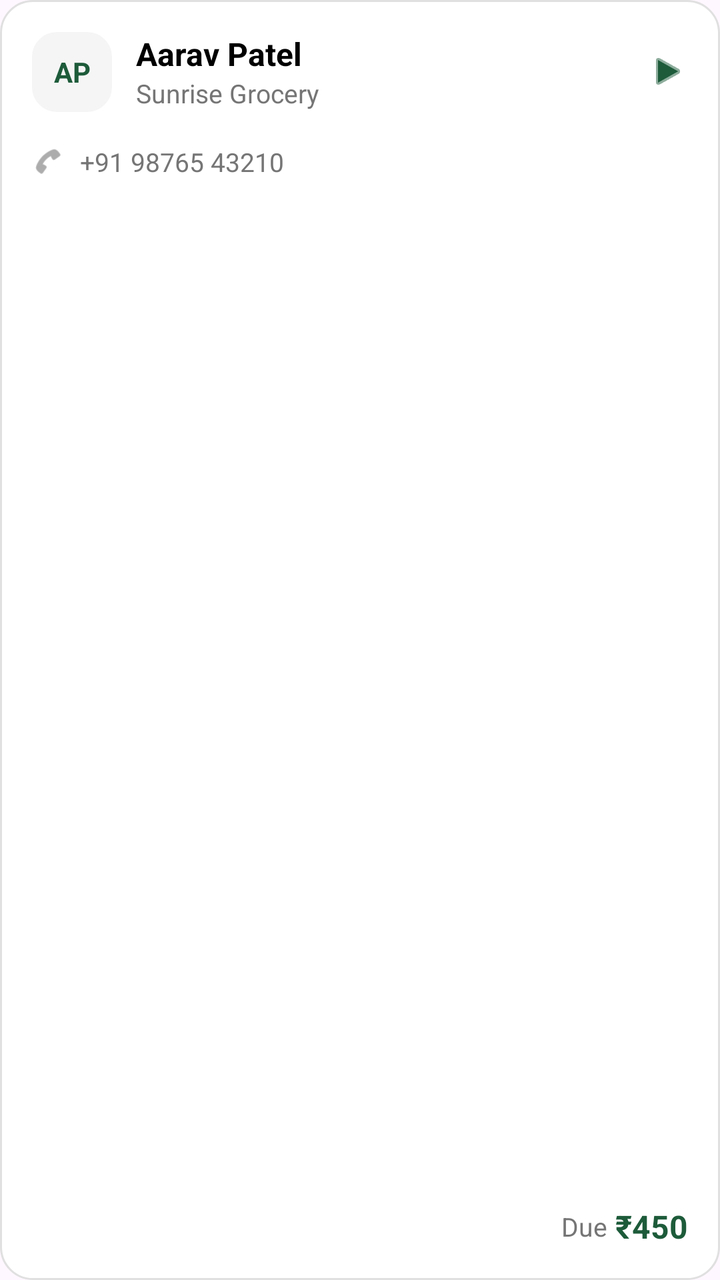
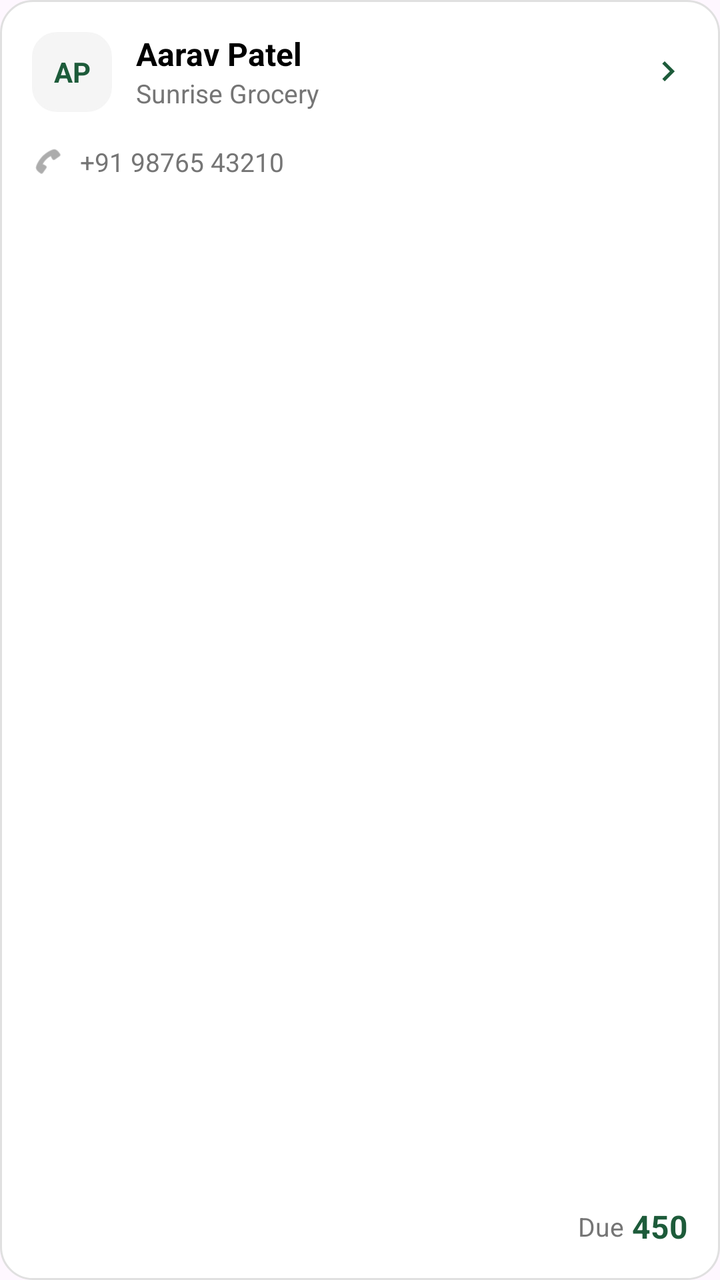

Before-and-after screenshots of an Android layout around one commit, followed by the original layout XML and the change that was made.
<!-- AndroidManifest.xml: application theme Theme.BakeDashTest -->
<!-- res/layout/item_customer_row.xml -->
<?xml version="1.0" encoding="utf-8"?>
<androidx.constraintlayout.widget.ConstraintLayout xmlns:android="http://schemas.android.com/apk/res/android"
    xmlns:app="http://schemas.android.com/apk/res-auto"
    xmlns:tools="http://schemas.android.com/tools"
    android:id="@+id/customerCard"
    android:layout_width="match_parent"
    android:layout_height="wrap_content"
    android:layout_marginBottom="12dp"
    android:background="@drawable/bg_customer_card_white"
    android:padding="16dp">

    <TextView
        android:id="@+id/customerAvatar"
        android:layout_width="40dp"
        android:layout_height="40dp"
        android:background="@drawable/bg_search"
        android:backgroundTint="#F5F5F5"
        android:gravity="center"
        android:text="AP"
        android:textColor="@color/primary_green"
        android:textSize="14sp"
        android:textStyle="bold"
        app:layout_constraintStart_toStartOf="parent"
        app:layout_constraintTop_toTopOf="parent" />

    <TextView
        android:id="@+id/customerName"
        android:layout_width="0dp"
        android:layout_height="wrap_content"
        android:layout_marginStart="12dp"
        android:text="Aarav Patel"
        android:textColor="@color/black"
        android:textSize="16sp"
        android:textStyle="bold"
        app:layout_constraintEnd_toStartOf="@+id/arrowIcon"
        app:layout_constraintStart_toEndOf="@id/customerAvatar"
        app:layout_constraintTop_toTopOf="@id/customerAvatar" />

    <TextView
        android:id="@+id/storeName"
        android:layout_width="0dp"
        android:layout_height="wrap_content"
        android:text="Sunrise Grocery"
        android:textColor="@color/text_grey"
        android:textSize="13sp"
        app:layout_constraintEnd_toStartOf="@+id/arrowIcon"
        app:layout_constraintStart_toStartOf="@id/customerName"
        app:layout_constraintTop_toBottomOf="@id/customerName" />

    <ImageView
        android:id="@+id/arrowIcon"
        android:layout_width="20dp"
        android:layout_height="20dp"
        android:src="@android:drawable/ic_media_play"
        app:layout_constraintBottom_toBottomOf="@id/storeName"
        app:layout_constraintEnd_toEndOf="parent"
        app:layout_constraintTop_toTopOf="@id/customerName"
        app:tint="@color/primary_green" />

    <LinearLayout
        android:layout_width="wrap_content"
        android:layout_height="wrap_content"
        android:layout_marginTop="16dp"
        android:gravity="center_vertical"
        android:orientation="horizontal"
        app:layout_constraintStart_toStartOf="parent"
        app:layout_constraintTop_toBottomOf="@id/customerAvatar">

        <ImageView
            android:layout_width="16dp"
            android:layout_height="16dp"
            android:src="@android:drawable/ic_menu_call"
            app:tint="@color/text_grey" />

        <TextView
            android:id="@+id/phoneNumber"
            android:layout_width="wrap_content"
            android:layout_height="wrap_content"
            android:layout_marginStart="8dp"
            android:text="+91 98765 43210"
            android:textColor="@color/text_grey"
            android:textSize="13sp" />
    </LinearLayout>

    <LinearLayout
        android:layout_width="wrap_content"
        android:layout_height="wrap_content"
        android:gravity="center_vertical"
        android:orientation="horizontal"
        app:layout_constraintBottom_toBottomOf="parent"
        app:layout_constraintEnd_toEndOf="parent">

        <TextView
            android:id="@+id/statusLabel"
            android:layout_width="wrap_content"
            android:layout_height="wrap_content"
            android:text="Due"
            android:textColor="@color/text_grey"
            android:textSize="13sp" />

        <TextView
            android:id="@+id/dueAmount"
            android:layout_width="wrap_content"
            android:layout_height="wrap_content"
            android:layout_marginStart="4dp"
            android:text="₹450"
            android:textColor="@color/primary_green"
            android:textSize="16sp"
            android:textStyle="bold" />
    </LinearLayout>

</androidx.constraintlayout.widget.ConstraintLayout>
<!-- resources referenced by this layout -->
<resources>
  <color name="black">#FF000000</color>
  <color name="primary_green">#1D5B3A</color>
  <color name="text_grey">#757575</color>
  <!-- drawable bg_customer_card_white (drawable) -->
  <?xml version="1.0" encoding="utf-8"?>
  <shape xmlns:android="http://schemas.android.com/apk/res/android">
      <solid android:color="@color/white" />
      <corners android:radius="16dp" />
      <stroke android:width="1dp" android:color="#E0E0E0" />
  </shape>
  <!-- drawable bg_search (drawable) -->
  <?xml version="1.0" encoding="utf-8"?>
  <shape xmlns:android="http://schemas.android.com/apk/res/android">
      <solid android:color="@color/white" />
      <corners android:radius="12dp" />
      <stroke android:width="1dp" android:color="#E0E0E0" />
  </shape>
  <style name="Theme.BakeDashTest" parent="Base.Theme.BakeDashTest" />
  <color name="white">#FFFFFFFF</color>
  <style name="Base.Theme.BakeDashTest" parent="Theme.Material3.DayNight.NoActionBar">
          
          
      </style>
</resources>

<!-- the commit's change to res/layout/item_customer_row.xml (unified diff, before → after) -->
@@ -51,7 +51,10 @@
         android:id="@+id/arrowIcon"
         android:layout_width="20dp"
         android:layout_height="20dp"
-        android:src="@android:drawable/ic_media_play"
+        android:src="@drawable/ic_chevron_right"
+        android:clickable="true"
+        android:focusable="true"
+        android:background="?attr/selectableItemBackgroundBorderless"
         app:layout_constraintBottom_toBottomOf="@id/storeName"
         app:layout_constraintEnd_toEndOf="parent"
         app:layout_constraintTop_toTopOf="@id/customerName"
@@ -103,7 +106,7 @@
             android:layout_width="wrap_content"
             android:layout_height="wrap_content"
             android:layout_marginStart="4dp"
-            android:text="₹450"
+            android:text="450"
             android:textColor="@color/primary_green"
             android:textSize="16sp"
             android:textStyle="bold" />
<!-- resource entries referenced after the edit -->
@@ -17,6 +17,16 @@
       <corners android:radius="12dp" />
       <stroke android:width="1dp" android:color="#E0E0E0" />
   </shape>
+  <!-- drawable ic_chevron_right (drawable) -->
+  <vector xmlns:android="http://schemas.android.com/apk/res/android"
+      android:width="24dp"
+      android:height="24dp"
+      android:viewportWidth="24"
+      android:viewportHeight="24">
+      <path
+          android:fillColor="#FF000000"
+          android:pathData="M10,6L8.59,7.41 13.17,12l-4.58,4.59L10,18l6,-6z"/>
+  </vector>
   <style name="Theme.BakeDashTest" parent="Base.Theme.BakeDashTest" />
   <color name="white">#FFFFFFFF</color>
   <style name="Base.Theme.BakeDashTest" parent="Theme.Material3.DayNight.NoActionBar">
